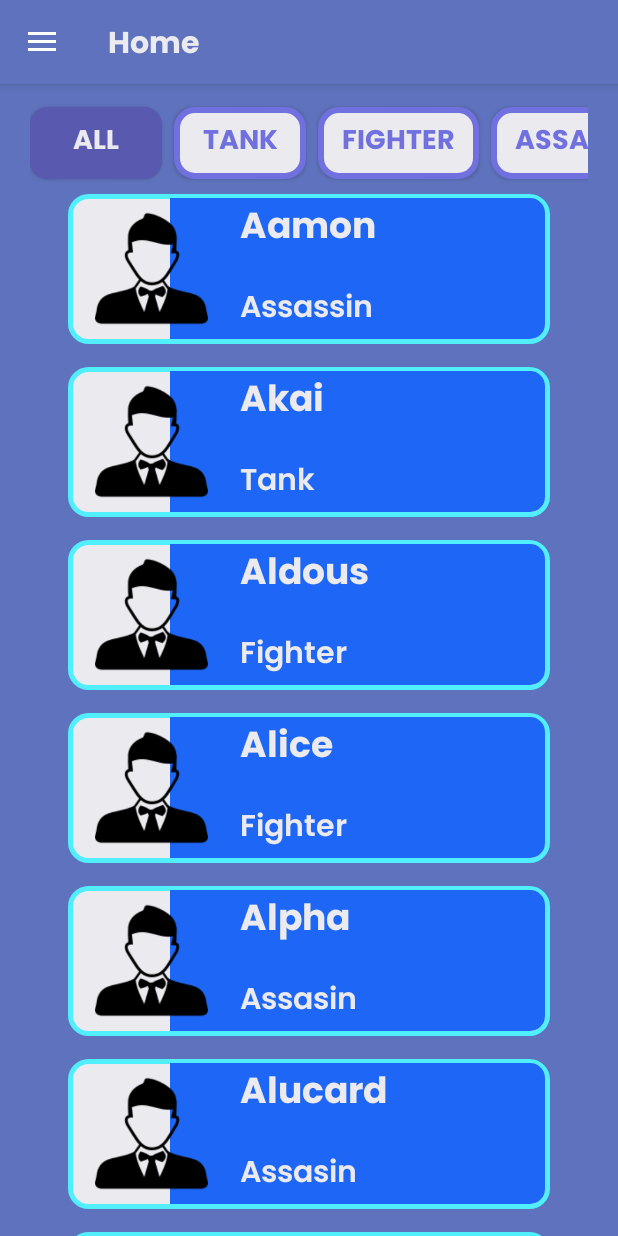
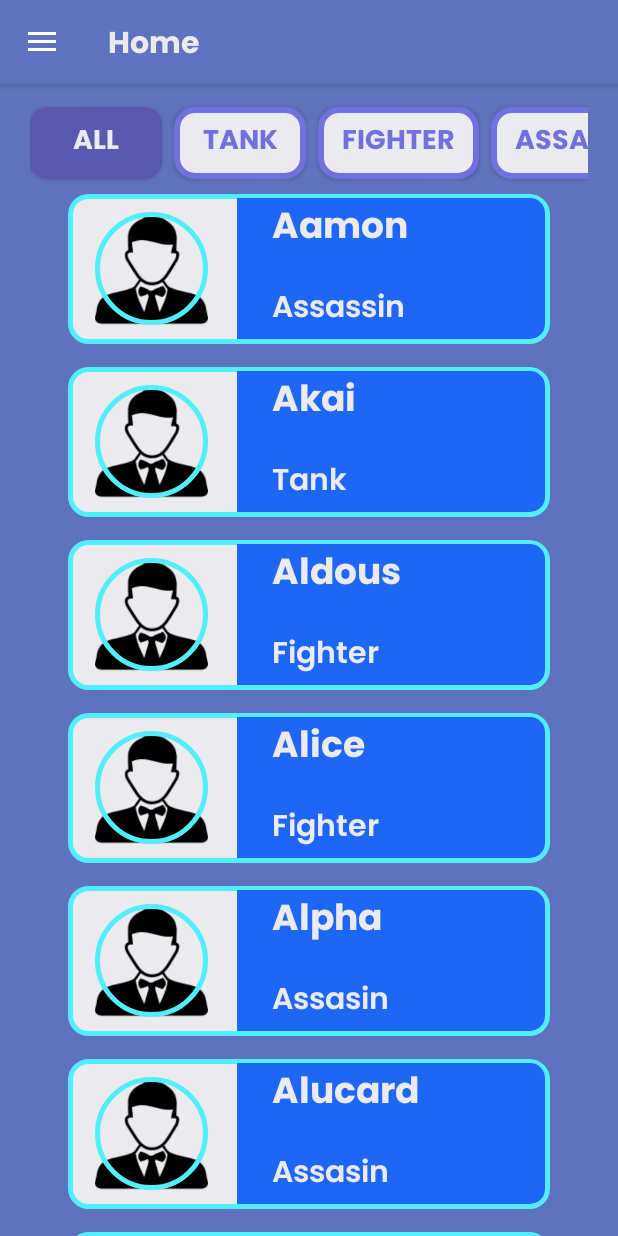
Before and after one commit to Mikaelazzz/Neozy, an Android app: the fragment heroes placed in its activity, on a phone screen of 412 x 824 dp. Run offline under Robolectric (Android 15) with nearby library versions, the phone set to English and light mode, and no system bars; 2 statements that could not run were skipped.

Commit message:
Update list_heroes.xml

```diff
--- a/app/src/main/res/layout/list_heroes.xml
+++ b/app/src/main/res/layout/list_heroes.xml
@@ -1,6 +1,7 @@
 <?xml version="1.0" encoding="utf-8"?>
 <LinearLayout xmlns:android="http://schemas.android.com/apk/res/android"
-    android:id="@+id/div2"
+    xmlns:tools="http://schemas.android.com/tools"
+    android:id="@+id/mainheroes"
     android:layout_width="match_parent"
     android:layout_height="100dp"
     android:maxHeight="350dp"
@@ -24,51 +25,76 @@
         android:paddingRight="3.2dp"
         >
 
-        <ImageView
-            android:layout_width="250dp"
-            android:layout_height="100dp"
-            android:background="@drawable/card_heroes"
-            android:layout_alignParentRight="true">
-        </ImageView>
+
+        <androidx.constraintlayout.widget.ConstraintLayout
+            android:id="@+id/imgg"
+            android:layout_width="wrap_content"
+            android:layout_height="wrap_content"
+            android:layout_alignParentStart="true"
+            android:layout_centerVertical="true"
+            android:layout_marginStart="18dp"
+
+            android:layout_toStartOf="@+id/div4">
 
 
+            <ImageView
+                android:id="@+id/images"
+                android:layout_width="75dp"
+                android:layout_height="75dp"
+                android:layout_centerVertical="true"
+                android:layout_marginStart="18dp"
+                android:layout_marginLeft="18dp"
+                android:layout_marginEnd="16dp"
+
+                android:contentDescription="Logo"
+                android:src="@drawable/hero1"
+                tools:ignore="MissingConstraints" />
+
+            <ImageView
+                android:layout_width="75.5dp"
+                android:layout_height="75.5dp"
+                android:layout_marginLeft="18dp"
+                android:layout_marginTop="10dp"
+                android:contentDescription="Logo"
+                android:src="@drawable/border"
+                tools:ignore="MissingConstraints" />
+        </androidx.constraintlayout.widget.ConstraintLayout>
         <ImageView
-            android:id="@+id/images"
-            android:layout_width="75dp"
-            android:layout_height="75dp"
-            android:src="@drawable/retri"
-            android:contentDescription="Logo"
-            android:layout_centerVertical="true"
-            android:layout_marginLeft="18dp"
+            android:id="@+id/div4"
+            android:layout_width="205dp"
+            android:layout_height="100dp"
+            android:layout_alignParentRight="true"
+            android:background="@drawable/card_heroes"
             />
 
         <LinearLayout
             android:layout_width="match_parent"
             android:layout_height="wrap_content"
             android:layout_gravity="center_vertical"
-            android:layout_marginStart="29dp"
+            android:layout_marginStart="18dp"
+            android:layout_toEndOf="@+id/imgg"
             android:orientation="vertical">
 
             <TextView
                 android:id="@+id/title"
                 android:layout_width="wrap_content"
                 android:layout_height="wrap_content"
+                android:layout_marginLeft="5dp"
                 android:fontFamily="@font/poppinsbold"
+                android:text="halo"
                 android:textColor="@color/font"
-                android:text="halo"
-                android:textSize="24sp"
-                android:layout_marginLeft="85dp"/>
+                android:textSize="24sp" />
 
             <TextView
                 android:id="@+id/desc"
                 android:layout_width="match_parent"
                 android:layout_height="wrap_content"
+                android:layout_marginLeft="5dp"
                 android:layout_marginTop="16sp"
                 android:fontFamily="@font/poppinssemibold"
+                android:text="halo"
                 android:textColor="@color/font"
-                android:text="halo"
-                android:textSize="20sp"
-                android:layout_marginLeft="85dp"/>
+                android:textSize="20sp" />
         </LinearLayout>
     </RelativeLayout>
 
```
